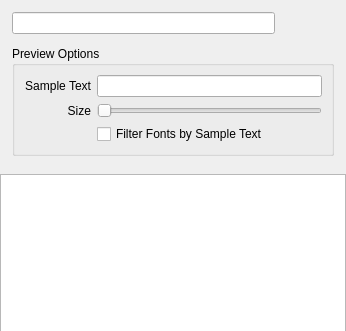
First picture: the form in UI-Qt/QXFontListWindow.ui, repository frinkr/FontViewer, before the edit; both pictures show x 0 to 346 and y 0 to 331 of the 346 by 572 pixel window.
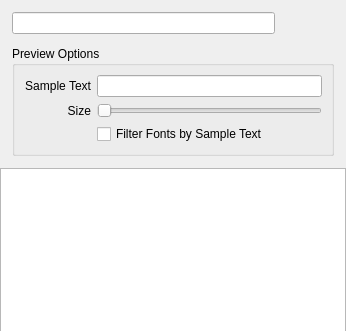
Second picture: the form after the edit. Icons and pictures are not drawn. Custom widgets are drawn as their Qt base class.

What changed in the file:
```diff
--- a/UI-Qt/QXFontListWindow.ui
+++ b/UI-Qt/QXFontListWindow.ui
@@ -15,6 +15,9 @@
   </property>
   <widget class="QWidget" name="centralwidget">
    <layout class="QVBoxLayout" name="verticalLayout_2">
+    <property name="spacing">
+     <number>0</number>
+    </property>
     <property name="leftMargin">
      <number>0</number>
     </property>
```
Left out of the diff: 6 changed lines with no effect on the pictures.
